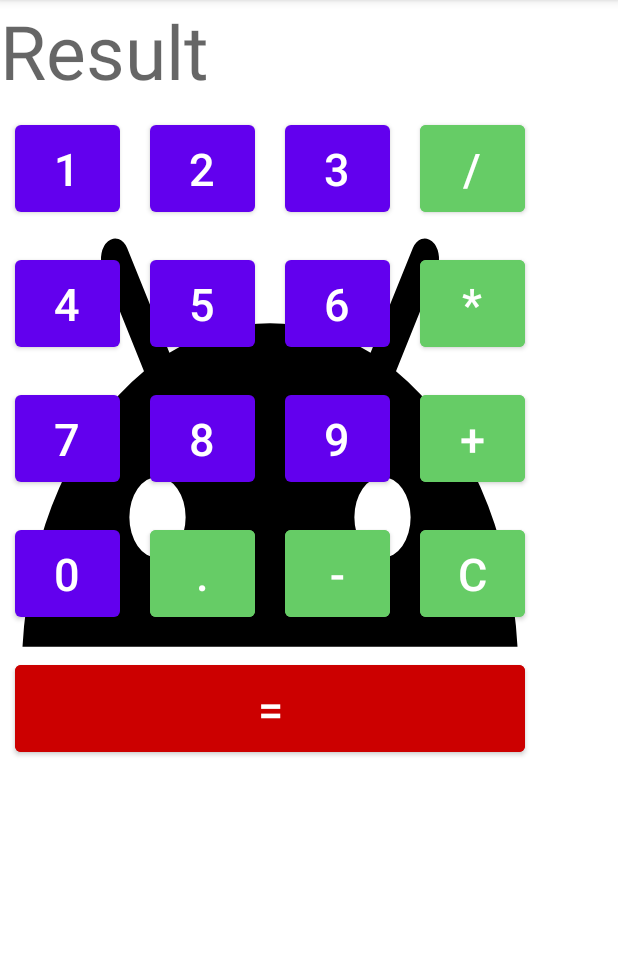
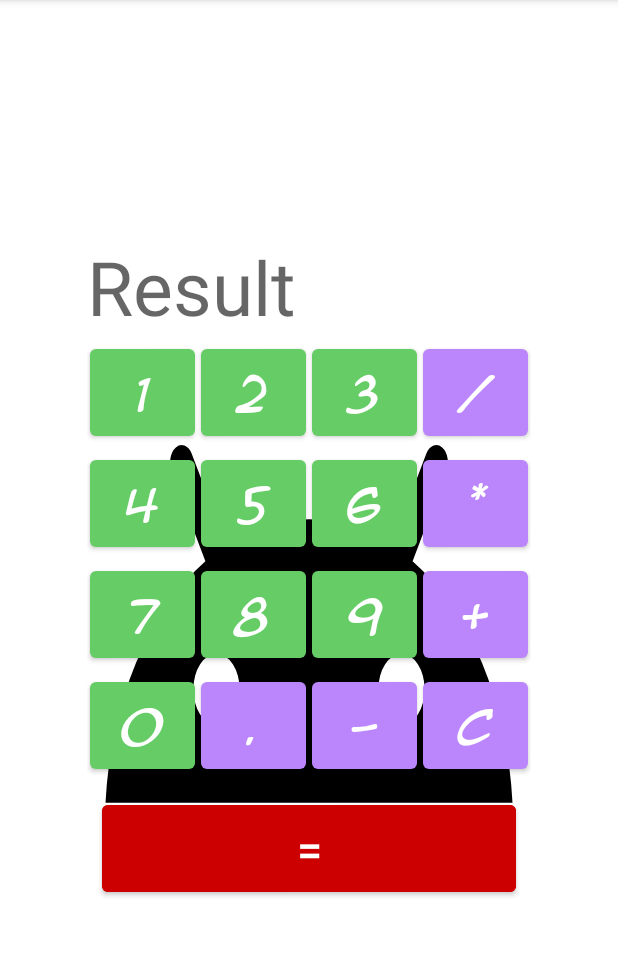
Before and after one commit to AlekseyUsk/calculat, an Android app: the screen it shows after launch (MainActivity), on a phone screen of 412 x 824 dp, the part 84-1040 px from its top. Run offline under Robolectric (Android 15) with nearby library versions, the phone set to English and light mode, and no system bars.

Commit message:
calculator_camelCase_Logic_res

```diff
--- a/MyApplication/app/src/main/res/drawable/ic_baseline_mood_24.xml
+++ /dev/null
@@ -1,5 +0,0 @@
-<vector android:height="24dp" android:tint="?attr/colorControlNormal"
-    android:viewportHeight="24" android:viewportWidth="24"
-    android:width="24dp" xmlns:android="http://schemas.android.com/apk/res/android">
-    <path android:fillColor="@android:color/white" android:pathData="M11.99,2C6.47,2 2,6.48 2,12s4.47,10 9.99,10C17.52,22 22,17.52 22,12S17.52,2 11.99,2zM12,20c-4.42,0 -8,-3.58 -8,-8s3.58,-8 8,-8 8,3.58 8,8 -3.58,8 -8,8zM15.5,11c0.83,0 1.5,-0.67 1.5,-1.5S16.33,8 15.5,8 14,8.67 14,9.5s0.67,1.5 1.5,1.5zM8.5,11c0.83,0 1.5,-0.67 1.5,-1.5S9.33,8 8.5,8 7,8.67 7,9.5 7.67,11 8.5,11zM12,17.5c2.33,0 4.31,-1.46 5.11,-3.5L6.89,14c0.8,2.04 2.78,3.5 5.11,3.5z"/>
-</vector>
--- a/MyApplication/app/src/main/res/drawable/ic_baseline_pest_control_24.xml
+++ /dev/null
@@ -1,10 +0,0 @@
-<vector xmlns:android="http://schemas.android.com/apk/res/android"
-    android:width="24dp"
-    android:height="24dp"
-    android:viewportWidth="24"
-    android:viewportHeight="24"
-    android:tint="?attr/colorControlNormal">
-  <path
-      android:fillColor="@android:color/white"
-      android:pathData="M21,15v-2h-3.07c-0.05,-0.39 -0.12,-0.77 -0.22,-1.14l2.58,-1.49l-1,-1.73L16.92,10c-0.28,-0.48 -0.62,-0.91 -0.99,-1.29C15.97,8.48 16,8.25 16,8c0,-0.8 -0.24,-1.55 -0.65,-2.18L17,4.17l-1.41,-1.41l-1.72,1.72c-1.68,-0.89 -3.1,-0.33 -3.73,0L8.41,2.76L7,4.17l1.65,1.65C8.24,6.45 8,7.2 8,8c0,0.25 0.03,0.48 0.07,0.72C7.7,9.1 7.36,9.53 7.08,10L4.71,8.63l-1,1.73l2.58,1.49c-0.1,0.37 -0.17,0.75 -0.22,1.14H3v2h3.07c0.05,0.39 0.12,0.77 0.22,1.14l-2.58,1.49l1,1.73L7.08,18c1.08,1.81 2.88,3 4.92,3s3.84,-1.19 4.92,-3l2.37,1.37l1,-1.73l-2.58,-1.49c0.1,-0.37 0.17,-0.75 0.22,-1.14H21zM13,17h-2v-6h2V17z"/>
-</vector>
--- a/MyApplication/app/src/main/res/layout-land/activity_main.xml
+++ b/MyApplication/app/src/main/res/layout-land/activity_main.xml
@@ -4,17 +4,19 @@
     xmlns:tools="http://schemas.android.com/tools"
     android:layout_width="wrap_content"
     android:layout_height="wrap_content"
+    android:layout_margin="0dp"
     android:background="@drawable/ic_android_black_24dp"
-
-    android:columnCount="4"
+    android:columnCount="8"
     android:orientation="horizontal"
+    android:layout_gravity="center_horizontal"
+    android:paddingRight="10dp"
     tools:context=".MainActivity">
 
     <TextView
         android:id="@+id/text"
         android:layout_width="wrap_content"
         android:layout_height="wrap_content"
-        android:layout_columnSpan="4"
+        android:layout_columnSpan="8"
         android:layout_gravity="fill_horizontal"
         android:hint="Result"
         android:textSize="@dimen/textSize" />
@@ -22,146 +24,99 @@
 
     <Button
         android:id="@+id/one"
-        android:layout_width="@dimen/defaultButton"
-        android:layout_height="@dimen/defaultButton"
-        android:layout_margin="10dp"
-        android:text="@string/key_1"
-        android:textSize="@dimen/buttonSize" />
+        style="@style/ButtonCalc"
+        android:text="@string/key_1" />
 
     <Button
         android:id="@+id/two"
-        android:layout_width="@dimen/defaultButton"
-        android:layout_height="@dimen/defaultButton"
-        android:layout_margin="10dp"
-        android:text="@string/key_2"
-        android:textSize="@dimen/buttonSize" />
+        style="@style/ButtonCalc"
+        android:text="@string/key_2" />
 
     <Button
         android:id="@+id/three"
-        android:layout_width="@dimen/defaultButton"
-        android:layout_height="@dimen/defaultButton"
-        android:layout_margin="10dp"
-        android:text="@string/key_3"
-        android:textSize="@dimen/buttonSize" />
+        style="@style/ButtonCalc"
+        android:text="@string/key_3" />
+
+
+    <Button
+        android:id="@+id/four"
+        style="@style/ButtonCalc"
+        android:text="@string/key_4" />
+
+    <Button
+        android:id="@+id/five"
+        style="@style/ButtonCalc"
+        android:text="@string/key_5" />
+
+    <Button
+        android:id="@+id/six"
+        style="@style/ButtonCalc"
+        android:text="@string/key_6" />
+
+
+    <Button
+        android:id="@+id/seven"
+        style="@style/ButtonCalc"
+        android:text="@string/key_7" />
+
+    <Button
+        android:id="@+id/eight"
+        style="@style/ButtonCalc"
+        android:text="@string/key_8" />
+
+    <Button
+        android:id="@+id/nine"
+        style="@style/ButtonCalc"
+        android:text="@string/key_9" />
+
+    <Button
+        android:id="@+id/zero"
+        style="@style/ButtonCalc"
+        android:text="@string/key_0" />
+
+
+    <Button
+        android:id="@+id/sum"
+        style="@style/ButtonCalcAction"
+        android:text="@string/key_plus" />
+
+    <Button
+        android:id="@+id/min"
+        style="@style/ButtonCalcAction"
+        android:text="@string/key_min" />
+
 
     <Button
         android:id="@+id/division"
-        android:layout_width="@dimen/defaultButton"
-        android:layout_height="@dimen/defaultButton"
-        android:layout_margin="10dp"
-        android:backgroundTint="#66cc66"
-        android:text="/"
-        android:textSize="@dimen/buttonSize" />
+        style="@style/ButtonCalcAction"
+        android:text="/" />
 
-    <Button
-        android:id="@+id/four"
-        android:layout_width="@dimen/defaultButton"
-        android:layout_height="@dimen/defaultButton"
-        android:layout_margin="10dp"
-        android:text="@string/key_4"
-        android:textSize="@dimen/buttonSize" />
-
-    <Button
-        android:id="@+id/five"
-        android:layout_width="@dimen/defaultButton"
-        android:layout_height="@dimen/defaultButton"
-        android:layout_margin="10dp"
-        android:text="@string/key_5"
-        android:textSize="@dimen/buttonSize" />
-
-    <Button
-        android:id="@+id/six"
-        android:layout_width="@dimen/defaultButton"
-        android:layout_height="@dimen/defaultButton"
-        android:layout_margin="10dp"
-        android:text="@string/key_6"
-        android:textSize="@dimen/buttonSize" />
 
     <Button
         android:id="@+id/multiply"
-        android:layout_width="@dimen/defaultButton"
-        android:layout_height="@dimen/defaultButton"
-        android:layout_margin="10dp"
-        android:backgroundTint="#66cc66"
-        android:text="@string/key_mult"
-        android:textSize="@dimen/buttonSize" />
-
-    <Button
-        android:id="@+id/seven"
-        android:layout_width="@dimen/defaultButton"
-        android:layout_height="@dimen/defaultButton"
-        android:layout_margin="10dp"
-        android:text="@string/key_7"
-        android:textSize="@dimen/buttonSize" />
-
-    <Button
-        android:id="@+id/eight"
-        android:layout_width="@dimen/defaultButton"
-        android:layout_height="@dimen/defaultButton"
-        android:layout_margin="10dp"
-        android:text="@string/key_8"
-        android:textSize="@dimen/buttonSize" />
-
-    <Button
-        android:id="@+id/nine"
-        android:layout_width="@dimen/defaultButton"
-        android:layout_height="@dimen/defaultButton"
-        android:layout_margin="10dp"
-        android:text="@string/key_9"
-        android:textSize="@dimen/buttonSize" />
-
-    <Button
-        android:id="@+id/sum"
-        android:layout_width="@dimen/defaultButton"
-        android:layout_height="@dimen/defaultButton"
-        android:layout_margin="10dp"
-        android:backgroundTint="#66cc66"
-        android:text="@string/key_plus"
-        android:textSize="@dimen/buttonSize" />
-
-    <Button
-        android:id="@+id/zero"
-        android:layout_width="@dimen/defaultButton"
-        android:layout_height="@dimen/defaultButton"
-        android:layout_margin="10dp"
-        android:text="@string/key_0"
-        android:textSize="@dimen/buttonSize" />
+        style="@style/ButtonCalcAction"
+        android:text="@string/key_mult" />
 
     <Button
         android:id="@+id/cha"
-        android:layout_width="@dimen/defaultButton"
-        android:layout_height="@dimen/defaultButton"
-        android:layout_margin="10dp"
-        android:backgroundTint="#66cc66"
-        android:text="@string/key_cha"
-        android:textSize="@dimen/buttonSize" />
+        style="@style/ButtonCalcAction"
+        android:text="@string/key_cha" />
 
-    <Button
-        android:id="@+id/min"
-        android:layout_width="@dimen/defaultButton"
-        android:layout_height="@dimen/defaultButton"
-        android:layout_margin="10dp"
-        android:backgroundTint="#66cc66"
-        android:text="@string/key_min"
-        android:textSize="@dimen/buttonSize" />
 
     <Button
         android:id="@+id/del"
-        android:layout_width="@dimen/defaultButton"
-        android:layout_height="@dimen/defaultButton"
-        android:layout_margin="10dp"
-        android:backgroundTint="#66cc66"
-        android:text="@string/key_del"
-        android:textSize="@dimen/buttonSize" />
+        style="@style/ButtonCalcAction"
+        android:text="@string/key_del" />
 
 
     <Button
+        android:paddingTop="0dp"
         android:id="@+id/result"
-        android:layout_width="80dp"
-        android:layout_height="@dimen/defaultButton"
-        android:layout_columnSpan="4"
+        android:layout_width="@dimen/defaultButton"
+        android:layout_height="50dp"
+        android:layout_columnSpan="8"
         android:layout_gravity="fill_horizontal"
-        android:layout_margin="10dp"
+        android:layout_margin="2dp"
         android:backgroundTint="#cc0000"
         android:text="@string/key_res"
         android:textSize="@dimen/buttonSize" />
--- a/MyApplication/app/src/main/res/layout/activity_main.xml
+++ b/MyApplication/app/src/main/res/layout/activity_main.xml
@@ -5,6 +5,7 @@
     android:layout_width="wrap_content"
     android:layout_height="wrap_content"
     android:background="@drawable/ic_android_black_24dp"
+    android:layout_gravity="center"
 
     android:columnCount="4"
     android:orientation="horizontal"
@@ -37,8 +38,7 @@
 
     <Button
         android:id="@+id/division"
-        style="@style/ButtonCalc"
-        android:backgroundTint="#66cc66"
+        style="@style/ButtonCalcAction"
         android:text="/" />
 
     <Button
@@ -58,8 +58,7 @@
 
     <Button
         android:id="@+id/multiply"
-        style="@style/ButtonCalc"
-        android:backgroundTint="#66cc66"
+        style="@style/ButtonCalcAction"
         android:text="@string/key_mult" />
 
     <Button
@@ -79,8 +78,7 @@
 
     <Button
         android:id="@+id/sum"
-        style="@style/ButtonCalc"
-        android:backgroundTint="#66cc66"
+        style="@style/ButtonCalcAction"
         android:text="@string/key_plus" />
 
     <Button
@@ -90,20 +88,17 @@
 
     <Button
         android:id="@+id/cha"
-        style="@style/ButtonCalc"
-        android:backgroundTint="#66cc66"
+        style="@style/ButtonCalcAction"
         android:text="@string/key_cha" />
 
     <Button
         android:id="@+id/min"
-        style="@style/ButtonCalc"
-        android:backgroundTint="#66cc66"
+        style="@style/ButtonCalcAction"
         android:text="@string/key_min" />
 
     <Button
         android:id="@+id/del"
-        style="@style/ButtonCalc"
-        android:backgroundTint="#66cc66"
+        style="@style/ButtonCalcAction"
         android:text="@string/key_del" />
 
 
--- a/MyApplication/app/src/main/res/mipmap-anydpi-v26/ic_launcher.xml
+++ b/MyApplication/app/src/main/res/mipmap-anydpi-v26/ic_launcher.xml
@@ -1,5 +1,3 @@
 <?xml version="1.0" encoding="utf-8"?>
 <adaptive-icon xmlns:android="http://schemas.android.com/apk/res/android">
-    <background android:drawable="@drawable/ic_baseline_mood_24" />
-    <foreground android:drawable="@drawable/ic_baseline_mood_24" />
 </adaptive-icon>
--- a/MyApplication/app/src/main/res/values/colors.xml
+++ b/MyApplication/app/src/main/res/values/colors.xml
@@ -7,4 +7,5 @@
     <color name="teal_700">#FF018786</color>
     <color name="black">#FF000000</color>
     <color name="white">#FFFFFFFF</color>
+    <color name="green">#66cc66</color>
 </resources>
--- a/MyApplication/app/src/main/res/values/styles.xml
+++ b/MyApplication/app/src/main/res/values/styles.xml
@@ -1,10 +1,17 @@
 <?xml version="1.0" encoding="utf-8"?>
 <resources>
+
     <style name="ButtonCalc">
         <item name="android:layout_width">@dimen/defaultButton</item>
         <item name="android:layout_height">@dimen/defaultButton</item>
-        <item name="android:layout_margin">10dp</item>
+        <item name="android:layout_margin">2dp</item>
         <item name="android:textSize">@dimen/buttonSize</item>
+        <item name="backgroundTint">@color/green</item>
+        <item name="fontFamily">@font/animeace2_ital</item>
+    </style>
+
+    <style name="ButtonCalcAction" parent="ButtonCalc">
+        <item name="backgroundTint">@color/purple_200</item>
     </style>
 
 </resources>
```
Also changed, not shown: MyApplication/app/src/main/res/font/animeace2_bld.otf (added), MyApplication/app/src/main/res/font/animeace2_ital.otf (added), MyApplication/app/src/main/res/font/animeace2_reg.otf (added).
